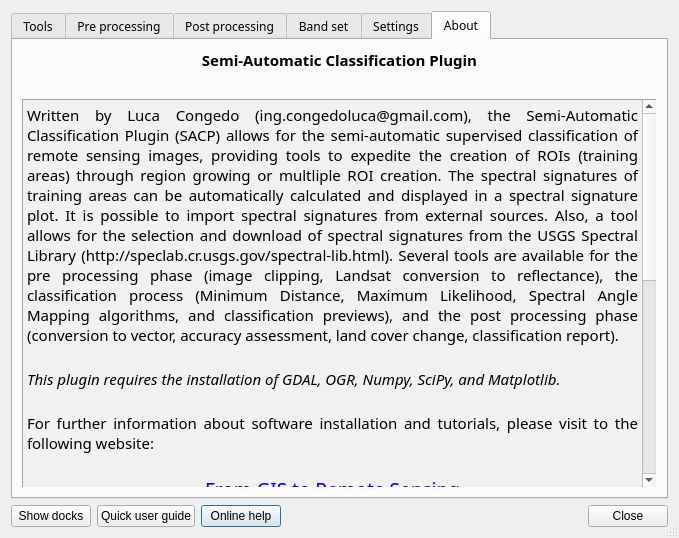
This is ui/ui_semiautomaticclassificationplugin.ui in semiautomaticgit/SemiAutomaticClassificationPlugin as Qt 5 draws it before an edit. The edited form follows.
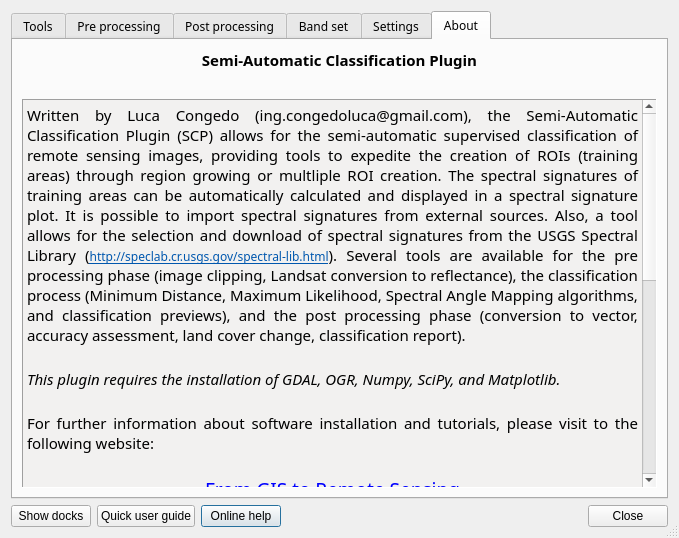
This is the edited form. The open tabs and pages were chosen to show the change. Icons and pictures are not drawn.

The edit to the form file:
```diff
--- a/ui/ui_semiautomaticclassificationplugin.ui
+++ b/ui/ui_semiautomaticclassificationplugin.ui
@@ -3061,7 +3061,7 @@
 &lt;html&gt;&lt;head&gt;&lt;meta name=&quot;qrichtext&quot; content=&quot;1&quot; /&gt;&lt;style type=&quot;text/css&quot;&gt;
 p, li { white-space: pre-wrap; }
 &lt;/style&gt;&lt;/head&gt;&lt;body style=&quot; font-family:'Droid Sans'; font-size:9pt; font-weight:400; font-style:normal;&quot; bgcolor=&quot;#f2f1f0&quot;&gt;
-&lt;p align=&quot;justify&quot; style=&quot; margin-top:0px; margin-bottom:0px; margin-left:0px; margin-right:0px; -qt-block-indent:0; text-indent:0px;&quot;&gt;&lt;span style=&quot; font-size:11pt;&quot;&gt;Written by Luca Congedo (ing.congedoluca@gmail.com), the Semi-Automatic Classification Plugin (SACP) allows for the semi-automatic supervised classification of remote sensing images, providing tools to expedite the creation of ROIs (training areas) through region growing or multliple ROI creation. The spectral signatures of training areas can be automatically calculated and displayed in a spectral signature plot. It is possible to import spectral signatures from external sources. Also, a tool allows for the selection and download of spectral signatures from the USGS Spectral Library (http://speclab.cr.usgs.gov/spectral-lib.html). Several tools are available for the pre processing phase (image clipping, Landsat conversion to reflectance), the classification process (Minimum Distance, Maximum Likelihood, Spectral Angle Mapping algorithms, and classification previews), and the post processing phase (conversion to vector, accuracy assessment, land cover change, classification report).&lt;/span&gt;&lt;/p&gt;
+&lt;p align=&quot;justify&quot; style=&quot; margin-top:0px; margin-bottom:0px; margin-left:0px; margin-right:0px; -qt-block-indent:0; text-indent:0px;&quot;&gt;&lt;span style=&quot; font-size:11pt;&quot;&gt;Written by Luca Congedo (ing.congedoluca@gmail.com), the Semi-Automatic Classification Plugin (SCP) allows for the semi-automatic supervised classification of remote sensing images, providing tools to expedite the creation of ROIs (training areas) through region growing or multliple ROI creation. The spectral signatures of training areas can be automatically calculated and displayed in a spectral signature plot. It is possible to import spectral signatures from external sources. Also, a tool allows for the selection and download of spectral signatures from the USGS Spectral Library (&lt;/span&gt;&lt;a href=&quot;http://speclab.cr.usgs.gov/spectral-lib.html&quot;&gt;&lt;span style=&quot; text-decoration: underline; color:#0057ae;&quot;&gt;http://speclab.cr.usgs.gov/spectral-lib.html&lt;/span&gt;&lt;/a&gt;&lt;span style=&quot; font-size:11pt;&quot;&gt;). Several tools are available for the pre processing phase (image clipping, Landsat conversion to reflectance), the classification process (Minimum Distance, Maximum Likelihood, Spectral Angle Mapping algorithms, and classification previews), and the post processing phase (conversion to vector, accuracy assessment, land cover change, classification report).&lt;/span&gt;&lt;/p&gt;
 &lt;p align=&quot;justify&quot; style=&quot;-qt-paragraph-type:empty; margin-top:0px; margin-bottom:0px; margin-left:0px; margin-right:0px; -qt-block-indent:0; text-indent:0px; font-size:11pt;&quot;&gt;&lt;br /&gt;&lt;/p&gt;
 &lt;p align=&quot;justify&quot; style=&quot; margin-top:0px; margin-bottom:0px; margin-left:0px; margin-right:0px; -qt-block-indent:0; text-indent:0px;&quot;&gt;&lt;span style=&quot; font-size:11pt; font-style:italic;&quot;&gt;This plugin requires the installation of GDAL, OGR, Numpy, SciPy, and Matplotlib.&lt;/span&gt;&lt;/p&gt;
 &lt;p align=&quot;justify&quot; style=&quot;-qt-paragraph-type:empty; margin-top:0px; margin-bottom:0px; margin-left:0px; margin-right:0px; -qt-block-indent:0; text-indent:0px; font-size:11pt; font-style:italic;&quot;&gt;&lt;br /&gt;&lt;/p&gt;
```
